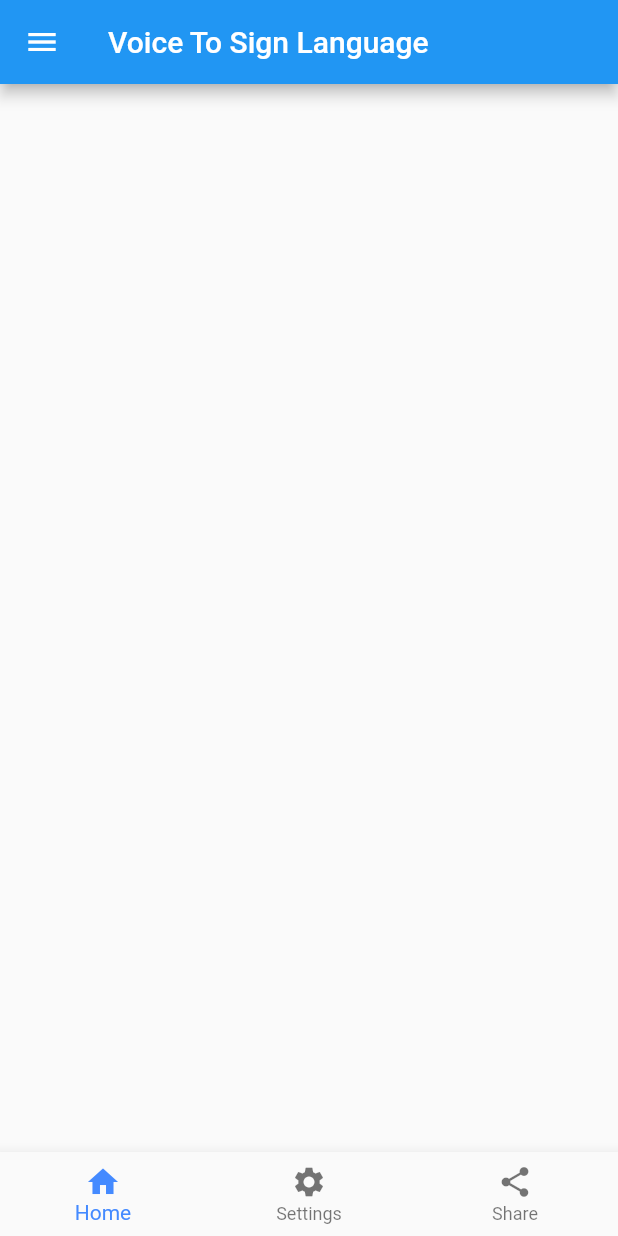
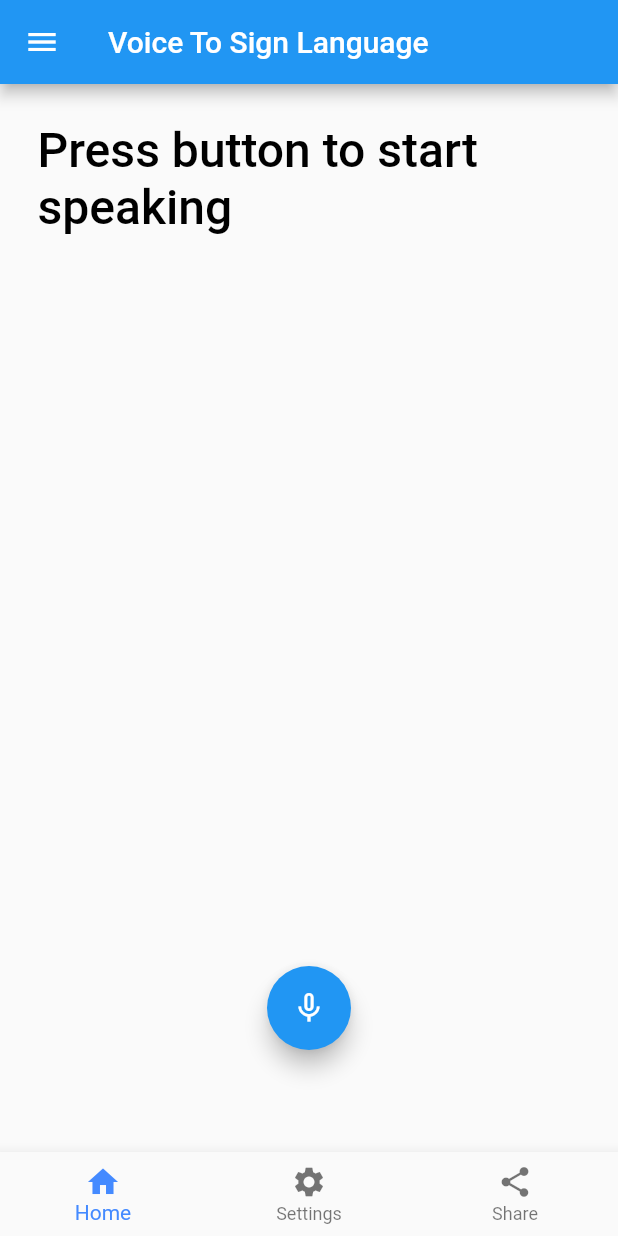
Before and after one commit to MusanjeLawrence/sign_guide, a Flutter app: the screen it shows after launch, in the side drawer, after a tap on "Voice to Sign", on a phone screen of 412 x 824 dp. Run offline on Flutter 3.47's test engine with Material 2 defaults, Android fonts, the phone set to English and light mode, and no system bars; drawn by our look-alikes of avatar_glow; our stand-ins replace speech_to_text.

Commit message:
created voice recognition screen and functionality

```diff
--- a/lib/voice_to_sign.dart
+++ b/lib/voice_to_sign.dart
@@ -1,13 +1,16 @@
+import 'package:avatar_glow/avatar_glow.dart';
 import 'package:flutter/material.dart';
 import 'package:sign_guide/settings.dart';
 import 'package:sign_guide/share.dart';
 import 'package:sign_guide/sign_to_text.dart';
 import 'package:sign_guide/text_to_sign.dart';
 import 'package:sign_guide/treasure.dart';
+import 'package:speech_to_text/speech_to_text.dart';
 import 'dashboard.dart';
 import 'image_to_sign.dart';
 import 'learn.dart';
 import 'main.dart';
+import 'package:speech_to_text/speech_to_text.dart' as stt;
 
 class Voice_To_Sign extends StatefulWidget {
   const Voice_To_Sign({Key? key}) : super(key: key);
@@ -18,6 +21,39 @@ class Voice_To_Sign extends StatefulWidget {
 
 class _Voice_To_SignState extends State<Voice_To_Sign> {
 
+  stt.SpeechToText _speech = SpeechToText();
+  bool _isListening = false;
+  String _textSpeech = 'Press button to start speaking';
+
+  @override
+  void initState() {
+    // TODO: implement initState
+    super.initState();
+    _speech = stt.SpeechToText();
+  }
+  void onListen() async{
+    if(!_isListening){
+      bool available = await _speech.initialize(
+        onStatus: (val) => print('onStatus: $val'),
+        onError: (val) => print('onError: $val')
+      );
+      if (available){
+        setState(() {
+          _isListening = true;
+        });
+        _speech.listen(
+          onResult: (val) => setState(() {
+              _textSpeech = val.recognizedWords;
+          })
+        );
+      }
+    }else{
+      setState(() {
+        _isListening = false;
+        _speech.stop();
+      });
+    }
+  }
 
   int _selectedIndex = 0;
 
@@ -38,6 +74,7 @@ class _Voice_To_SignState extends State<Voice_To_Sign> {
       _selectedIndex = index;
     });
   }
+
   @override
   Widget build(BuildContext context) {
     return Scaffold(
@@ -160,6 +197,37 @@ class _Voice_To_SignState extends State<Voice_To_Sign> {
           ],
         ),
       ),
+
+      //making functionality for speech to text before to sign
+      floatingActionButtonLocation: FloatingActionButtonLocation.centerFloat,
+      floatingActionButton: AvatarGlow(
+        animate: _isListening,
+        glowColor: Theme.of(context).primaryColor,
+        endRadius: 80,
+        duration: Duration(milliseconds: 2000),
+        repeatPauseDuration: Duration(milliseconds: 100),
+        repeat: true,
+        child: FloatingActionButton(
+          onPressed: () => onListen(),
+          child: Icon(_isListening ? Icons.mic : Icons.mic_none),
+        ),
+      ),
+      body: SingleChildScrollView(
+        reverse: true,
+        child: Container(
+          padding: EdgeInsets.fromLTRB(25, 25, 25, 150),
+          child: Text(
+            _textSpeech,
+            style: TextStyle(
+              fontSize: 32,
+              color: Colors.black,
+              fontWeight: FontWeight.w500
+            ),
+          ),
+        ),
+      ),
+
+      // bottom navigation bar
       bottomNavigationBar: BottomNavigationBar(
         items: const <BottomNavigationBarItem>[
           BottomNavigationBarItem(
--- a/pubspec.yaml
+++ b/pubspec.yaml
@@ -37,6 +37,7 @@ dependencies:
   # Use with the CupertinoIcons class for iOS style icons.
   cupertino_icons: ^1.0.2
   speech_to_text: ^6.1.1
+  avatar_glow: ^2.0.2
 
 dev_dependencies:
   flutter_test:
```
Also changed, not shown: pubspec.lock.
